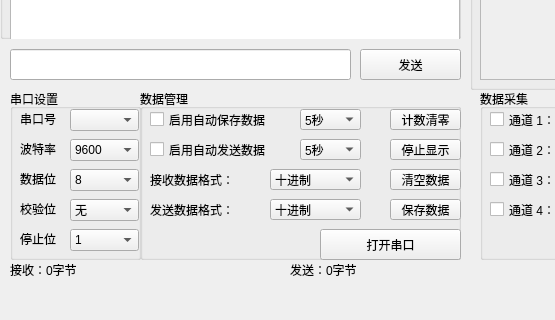
First picture: the form in mainwindow.ui, repository Lancer-zhang/Serial-Assistant, before the edit; both pictures show x 0 to 555 and y 280 to 600 of the 1000 by 600 pixel window.
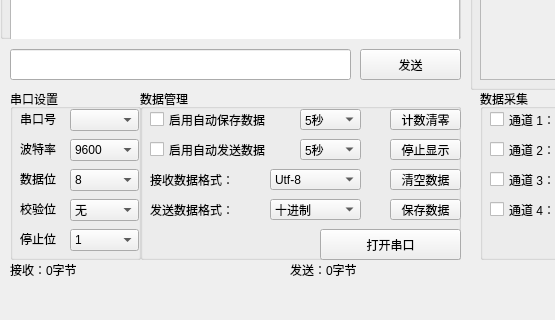
Second picture: the form after the edit.

Patch:
```diff
--- a/mainwindow.ui
+++ b/mainwindow.ui
@@ -379,7 +379,12 @@
      </property>
      <item>
       <property name="text">
-       <string>十进制</string>
+       <string>Utf-8</string>
+      </property>
+     </item>
+     <item>
+      <property name="text">
+       <string>ASCII</string>
       </property>
      </item>
      <item>
```
Left out of the diff: 5 changed lines with no effect on the pictures.
